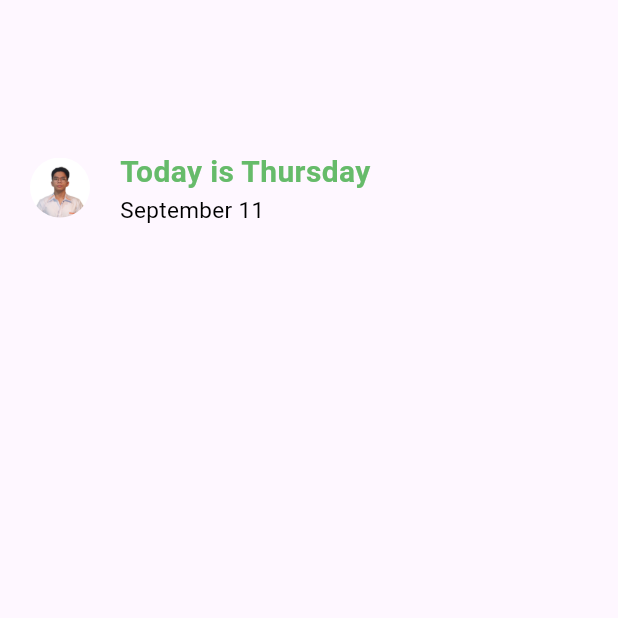
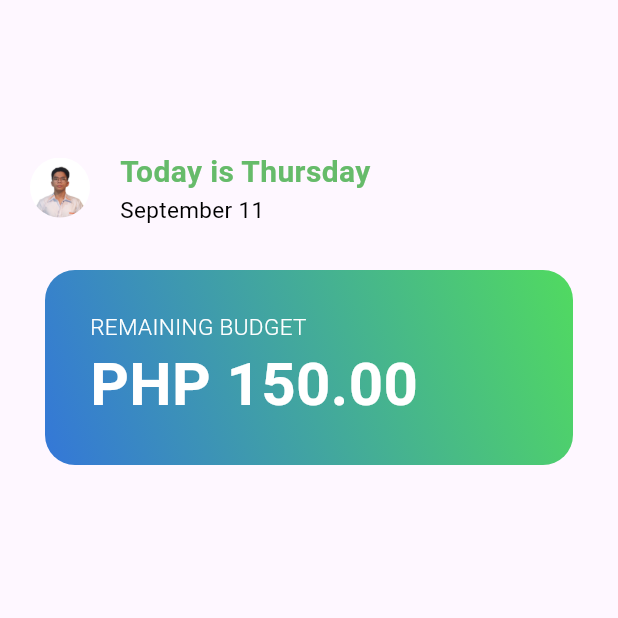
Before and after one commit to Yebione/badyet, a Flutter app: the screen it shows after launch, on a phone screen of 412 x 824 dp, the top half of it. Run offline on Flutter 3.47's test engine with Material 2 defaults, Android fonts, the phone set to English and light mode, and no system bars.

Commit message:
remaining budget update

```diff
--- /dev/null
+++ b/lib/screens/RemBudget.dart
@@ -0,0 +1,57 @@
+import 'package:flutter/material.dart';
+
+class RemBudget extends StatelessWidget {
+  const RemBudget({Key? key}) : super(key:key);
+
+  @override
+  Widget build(BuildContext context) {
+    return Container(
+      child: Container(
+          alignment: Alignment.center,
+          margin: EdgeInsets.all(30),
+          padding: EdgeInsets.only(left: 30.0, top: 27.0),
+          height: 130,
+          width: 365,
+         decoration: BoxDecoration(
+          borderRadius: BorderRadius.circular(20),
+          gradient: LinearGradient(
+            begin: Alignment.bottomLeft,
+            end: Alignment.topRight,
+            colors: [
+              const Color.fromRGBO(52, 119, 216, 1),
+              const Color.fromRGBO(81, 218, 96, 1)
+            ])),
+
+         child: Column(
+          children: [
+
+           Align(
+            alignment: Alignment.centerLeft,
+            child: Text(
+             'REMAINING BUDGET',
+             style: TextStyle(
+             fontWeight: FontWeight.w300,
+             color: Color.fromARGB(255, 255, 255, 255),
+             fontSize: 15,
+             ),
+            ),
+          ),
+
+          Align(
+            alignment: Alignment.centerLeft,
+            child: Text(
+             'PHP 150.00',
+              style: TextStyle(
+              fontWeight: FontWeight.bold,
+              color: Color.fromARGB(255, 255, 255, 255),
+              fontSize: 40
+             ),
+            )
+          )
+
+         ],
+         ),
+      )
+    );
+  }
+}
--- a/lib/screens/home.dart
+++ b/lib/screens/home.dart
@@ -1,4 +1,5 @@
 import 'package:flutter/material.dart';
+import 'RemBudget.dart';
 
 class badyetHome extends StatelessWidget {
   const badyetHome({super.key});
@@ -18,6 +19,7 @@ class badyetHome extends StatelessWidget {
         child: Container(
           margin: EdgeInsets.only(top: 100.0), // Adjust the value as needed
           child: Column(
+            mainAxisAlignment: MainAxisAlignment.start,
             crossAxisAlignment: CrossAxisAlignment.start,
             children: <Widget>[
 
@@ -61,18 +63,23 @@ class badyetHome extends StatelessWidget {
 
 
 
+
                 ],
-              )
+
+              ),
 
 
 
 
 
               // Other widgets in your Column
+            RemBudget(),
             ],
           ),
         ),
+
       )
+
     );
 
   }
```
